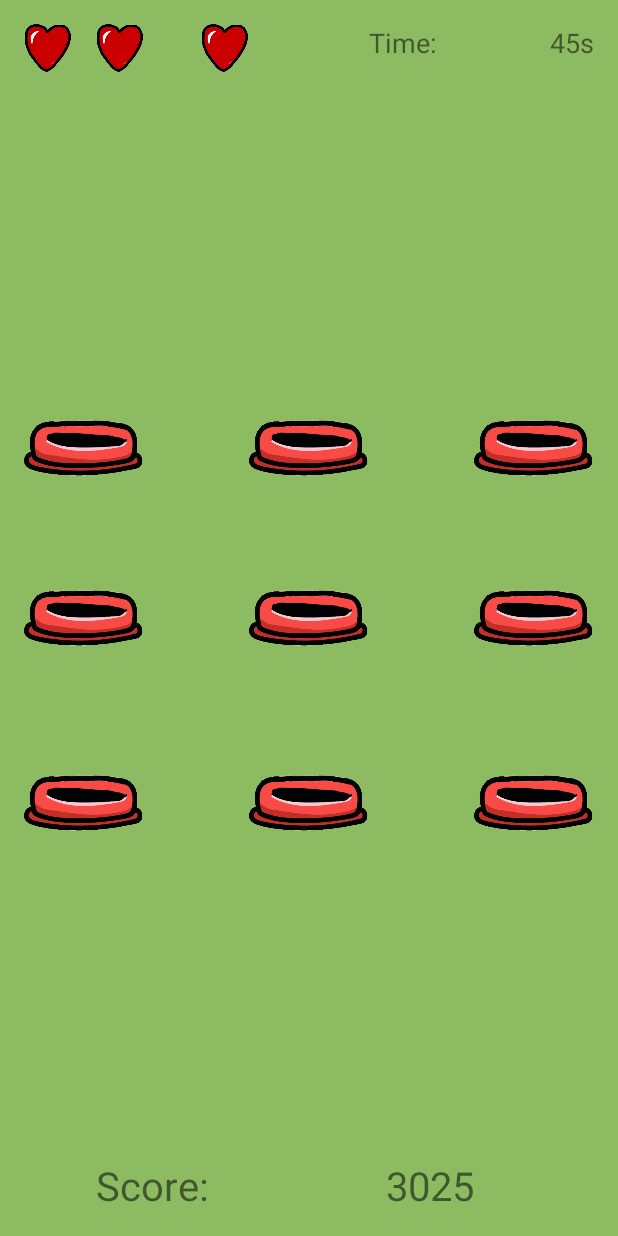
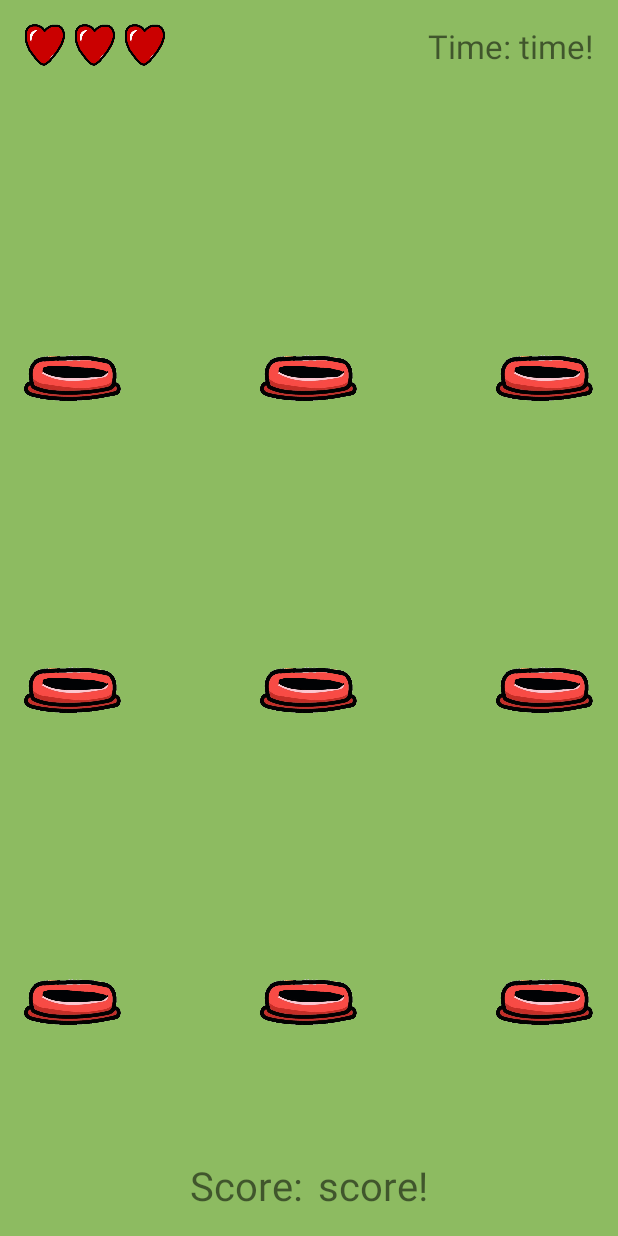
Before and after one commit to Mquinn960/Mole-App, an Android app: the layout activity_game.xml on its own in the app's theme, with its tools: preview values and no code run, on a phone screen of 412 x 824 dp. Run offline under Robolectric (Android 15) with nearby library versions, the phone set to English and light mode, and no system bars.

Commit message:
Lot of layout work done for main game screen

```diff
--- a/app/src/main/res/layout/activity_game.xml
+++ b/app/src/main/res/layout/activity_game.xml
@@ -1,4 +1,7 @@
 <?xml version="1.0" encoding="utf-8"?>
+
+<!--Game Activity Main Layouts-->
+
 <RelativeLayout
     xmlns:android="http://schemas.android.com/apk/res/android"
     xmlns:tools="http://schemas.android.com/tools"
@@ -11,152 +14,234 @@
     tools:context="mquinn.whackamole.GameActivity"
     android:background="#8dbb61">
 
-    <ImageView
-        android:layout_width="80dp"
-        android:layout_height="50dp"
-        android:id="@+id/imageHill1"
-        android:src="@drawable/placeholder_hole"
-        android:layout_alignBottom="@+id/imageHill2"
-        android:layout_alignParentLeft="true"
-        android:layout_alignParentStart="true"/>
+    <!--Start of Top Bar with Hearts and Time-->
+
+    <RelativeLayout
+        android:layout_width="match_parent"
+        android:layout_height="wrap_content"
+        android:layout_alignParentTop="true"
+        android:id="@+id/topBar">
+
+        <!--Health hearts-->
 
         <ImageView
-        android:layout_width="80dp"
-        android:layout_height="50dp"
-        android:id="@+id/imageHill2"
-        android:src="@drawable/placeholder_hole"
-        android:layout_above="@+id/imageHill5"
-        android:layout_centerHorizontal="true"
-        android:layout_marginBottom="63dp"/>
+            android:layout_width="28dp"
+            android:layout_height="28dp"
+            android:id="@+id/imageHeart1"
+            android:src="@drawable/placeholder_heart"
+            android:layout_alignParentLeft="true"
+            android:layout_alignParentStart="true"
+            android:layout_marginRight="5dp"
+            android:layout_marginEnd="5dp"/>
 
         <ImageView
-        android:layout_width="80dp"
-        android:layout_height="50dp"
-        android:id="@+id/imageHill3"
-        android:src="@drawable/placeholder_hole"
-        android:layout_alignBottom="@+id/imageHill2"
-        android:layout_alignParentRight="true"
-        android:layout_alignParentEnd="true"/>
+            android:layout_width="28dp"
+            android:layout_height="28dp"
+            android:id="@+id/imageHeart2"
+            android:src="@drawable/placeholder_heart"
+            android:layout_toRightOf="@+id/imageHeart1"
+            android:layout_toEndOf="@+id/imageHeart1"
+            android:layout_marginRight="5dp"
+            android:layout_marginEnd="5dp"/>
 
         <ImageView
-        android:layout_width="80dp"
-        android:layout_height="50dp"
-        android:id="@+id/imageHill4"
-        android:src="@drawable/placeholder_hole"
-        android:layout_centerVertical="true"
-        android:layout_alignParentLeft="true"
-        android:layout_alignParentStart="true"/>
+            android:layout_width="28dp"
+            android:layout_height="28dp"
+            android:id="@+id/imageHeart3"
+            android:src="@drawable/placeholder_heart"
+            android:layout_toRightOf="@+id/imageHeart2"
+            android:layout_toEndOf="@+id/imageHeart2"/>
 
-    <ImageView
-        android:layout_width="80dp"
-        android:layout_height="50dp"
-        android:id="@+id/imageHill5"
-        android:src="@drawable/placeholder_hole"
-        android:layout_centerVertical="true"
-        android:layout_centerHorizontal="true"/>
-
-    <ImageView
-        android:layout_width="80dp"
-        android:layout_height="50dp"
-        android:id="@+id/imageHill6"
-        android:src="@drawable/placeholder_hole"
-        android:layout_alignBottom="@+id/imageHill5"
-        android:layout_alignParentRight="true"
-        android:layout_alignParentEnd="true"/>
-
-    <ImageView
-        android:layout_width="80dp"
-        android:layout_height="50dp"
-        android:id="@+id/imageHill7"
-        android:src="@drawable/placeholder_hole"
-        android:layout_alignTop="@+id/imageHill8"
-        android:layout_alignParentLeft="true"
-        android:layout_alignParentStart="true"/>
-
-    <ImageView
-        android:layout_width="80dp"
-        android:layout_height="50dp"
-        android:id="@+id/imageHill8"
-        android:src="@drawable/placeholder_hole"
-        android:layout_alignTop="@+id/imageHill9"
-        android:layout_alignLeft="@+id/imageHill5"
-        android:layout_alignStart="@+id/imageHill5"/>
-
-    <ImageView
-        android:layout_width="80dp"
-        android:layout_height="50dp"
-        android:id="@+id/imageHill9"
-        android:src="@drawable/placeholder_hole"
-        android:layout_below="@+id/imageHill6"
-        android:layout_alignLeft="@+id/imageHill6"
-        android:layout_alignStart="@+id/imageHill6"
-        android:layout_marginTop="73dp"/>
+        <!--Time label and value-->
 
         <TextView
             android:layout_width="wrap_content"
             android:layout_height="wrap_content"
-        android:text="Time:"
+            android:text="@string/str_time_label"
             android:id="@+id/textTimeLbL"
-        android:textSize="8pt"
+            android:textSize="10pt"
             android:layout_alignParentTop="true"
-        android:layout_toRightOf="@+id/imageHill2"
-        android:layout_toEndOf="@+id/imageHill2"/>
+            android:layout_toLeftOf="@+id/textTimeVal"
+            android:layout_toStartOf="@+id/textTimeVal"
+            android:layout_marginRight="5dp"
+            android:layout_marginEnd="5dp"/>
 
         <TextView
             android:layout_width="wrap_content"
             android:layout_height="wrap_content"
             android:id="@+id/textTimeVal"
-        android:layout_alignBottom="@+id/textTimeLbL"
-        android:layout_alignRight="@+id/imageHill3"
-        android:layout_alignEnd="@+id/imageHill3"
-        android:textSize="8pt"
-        android:text="45s"/>
+            android:textSize="10pt"
+            android:text="time!"
+            android:layout_alignParentEnd="true"
+            android:layout_alignParentRight="true"/>
+
+    </RelativeLayout>
+
+    <!--Linear parent contains 3 relative layout rows to hold molehills -->
+
+    <LinearLayout
+        android:layout_width="match_parent"
+        android:layout_height="match_parent"
+        android:id="@+id/gameCanvas"
+        android:orientation="vertical"
+        android:weightSum="3.5"
+        android:layout_below="@+id/topBar"
+        android:layout_above="@+id/bottomBar">
+
+        <!--This is a spacer row because moles don't go downwards : )-->
+
+        <RelativeLayout
+            android:layout_width="match_parent"
+            android:layout_height="0dp"
+            android:layout_weight="0.5"
+            android:id="@+id/row0"
+            android:orientation="horizontal">
+        </RelativeLayout>
+
+        <!--Row 1-->
+
+        <RelativeLayout
+            android:layout_width="match_parent"
+            android:layout_height="0dp"
+            android:layout_weight="1"
+            android:id="@+id/row1"
+            android:orientation="horizontal">
 
             <ImageView
-        android:layout_width="32dp"
-        android:layout_height="32dp"
-        android:id="@+id/imageHeart1"
-        android:layout_alignParentTop="true"
+                android:layout_width="65dp"
+                android:layout_height="40dp"
                 android:layout_alignParentLeft="true"
                 android:layout_alignParentStart="true"
-        android:src="@drawable/placeholder_heart"/>
+                android:id="@+id/imageHill1"
+                android:src="@drawable/placeholder_hole"
+                android:layout_centerVertical="true"/>
 
             <ImageView
-        android:layout_width="32dp"
-        android:layout_height="32dp"
-        android:id="@+id/imageHeart2"
-        android:src="@drawable/placeholder_heart"
-        android:layout_alignParentTop="true"
-        android:layout_alignRight="@+id/imageHill1"
-        android:layout_alignEnd="@+id/imageHill1"/>
+                android:layout_width="65dp"
+                android:layout_height="40dp"
+                android:layout_centerHorizontal="true"
+                android:id="@+id/imageHill2"
+                android:src="@drawable/placeholder_hole"
+                android:layout_centerVertical="true"/>
 
             <ImageView
-        android:layout_width="32dp"
-        android:layout_height="32dp"
-        android:id="@+id/imageHeart3"
-        android:src="@drawable/placeholder_heart"
-        android:layout_alignParentTop="true"
-        android:layout_toLeftOf="@+id/imageHill2"
-        android:layout_toStartOf="@+id/imageHill2"/>
+                android:layout_width="65dp"
+                android:layout_height="40dp"
+                android:layout_alignParentRight="true"
+                android:layout_alignParentEnd="true"
+                android:id="@+id/imageHill3"
+                android:src="@drawable/placeholder_hole"
+                android:layout_centerVertical="true"/>
+
+        </RelativeLayout>
+
+        <!--Row 2-->
+
+        <RelativeLayout
+            android:layout_width="match_parent"
+            android:layout_height="0dp"
+            android:layout_weight="1"
+            android:id="@+id/row2"
+            android:orientation="horizontal">
+
+            <ImageView
+                android:layout_width="65dp"
+                android:layout_height="40dp"
+                android:layout_alignParentLeft="true"
+                android:layout_alignParentStart="true"
+                android:id="@+id/imageHill4"
+                android:src="@drawable/placeholder_hole"
+                android:layout_centerVertical="true"/>
+
+            <ImageView
+                android:layout_width="65dp"
+                android:layout_height="40dp"
+                android:layout_centerHorizontal="true"
+                android:id="@+id/imageHill5"
+                android:src="@drawable/placeholder_hole"
+                android:layout_centerVertical="true"/>
+
+            <ImageView
+                android:layout_width="65dp"
+                android:layout_height="40dp"
+                android:layout_alignParentRight="true"
+                android:layout_alignParentEnd="true"
+                android:id="@+id/imageHill6"
+                android:src="@drawable/placeholder_hole"
+                android:layout_centerVertical="true"/>
+
+        </RelativeLayout>
+
+        <!--Row 3-->
+
+        <RelativeLayout
+            android:layout_width="match_parent"
+            android:layout_height="0dp"
+            android:layout_weight="1"
+            android:id="@+id/row3"
+            android:orientation="horizontal"
+            >
+
+            <ImageView
+                android:layout_width="65dp"
+                android:layout_height="40dp"
+                android:layout_alignParentLeft="true"
+                android:layout_alignParentStart="true"
+                android:id="@+id/imageHill7"
+                android:src="@drawable/placeholder_hole"
+                android:layout_centerVertical="true"/>
+
+            <ImageView
+                android:layout_width="65dp"
+                android:layout_height="40dp"
+                android:layout_centerHorizontal="true"
+                android:id="@+id/imageHill8"
+                android:src="@drawable/placeholder_hole"
+                android:layout_centerVertical="true"/>
+
+            <ImageView
+                android:layout_width="65dp"
+                android:layout_height="40dp"
+                android:layout_alignParentRight="true"
+                android:layout_alignParentEnd="true"
+                android:id="@+id/imageHill9"
+                android:src="@drawable/placeholder_hole"
+                android:layout_centerVertical="true"/>
+
+        </RelativeLayout>
+
+    </LinearLayout>
+
+    <!--Start of Bottom bar containing score-->
+
+    <RelativeLayout
+        android:layout_width="match_parent"
+        android:layout_height="wrap_content"
+        android:id="@+id/bottomBar"
+        android:layout_alignParentBottom="true"
+        android:gravity="center">
+
+        <!--Score label and values-->
 
         <TextView
             android:layout_width="wrap_content"
             android:layout_height="wrap_content"
-        android:text="Score:"
+            android:text="@string/str_score_label"
             android:id="@+id/textScoreLbl"
-        android:layout_alignParentBottom="true"
-        android:layout_alignLeft="@+id/imageHeart2"
-        android:layout_alignStart="@+id/imageHeart2"
-        android:textSize="12pt"/>
+            android:textSize="12pt"
+            android:layout_marginRight="10dp"
+            android:layout_marginEnd="10dp"/>
 
         <TextView
             android:layout_width="wrap_content"
             android:layout_height="wrap_content"
-        android:text="3025"
             android:id="@+id/textScoreVal"
             android:textSize="12pt"
-        android:layout_alignTop="@+id/textScoreLbl"
-        android:layout_toLeftOf="@+id/imageHill9"
-        android:layout_toStartOf="@+id/imageHill9"/>
+            android:text="score!"
+            android:layout_alignParentTop="true"
+            android:layout_toRightOf="@+id/textScoreLbl"
+            android:layout_toEndOf="@+id/textScoreLbl"/>
 
     </RelativeLayout>
+
+</RelativeLayout>
--- a/app/src/main/res/values/strings.xml
+++ b/app/src/main/res/values/strings.xml
@@ -5,5 +5,7 @@
     <string name="str_button_scores">High Scores</string>
     <string name="str_text_title">Whack A Mole!</string>
 
+    <string name="str_time_label">Time:</string>
+    <string name="str_score_label">Score:</string>
 
 </resources>
```
Lines whose indentation alone changed are shown as unchanged.
